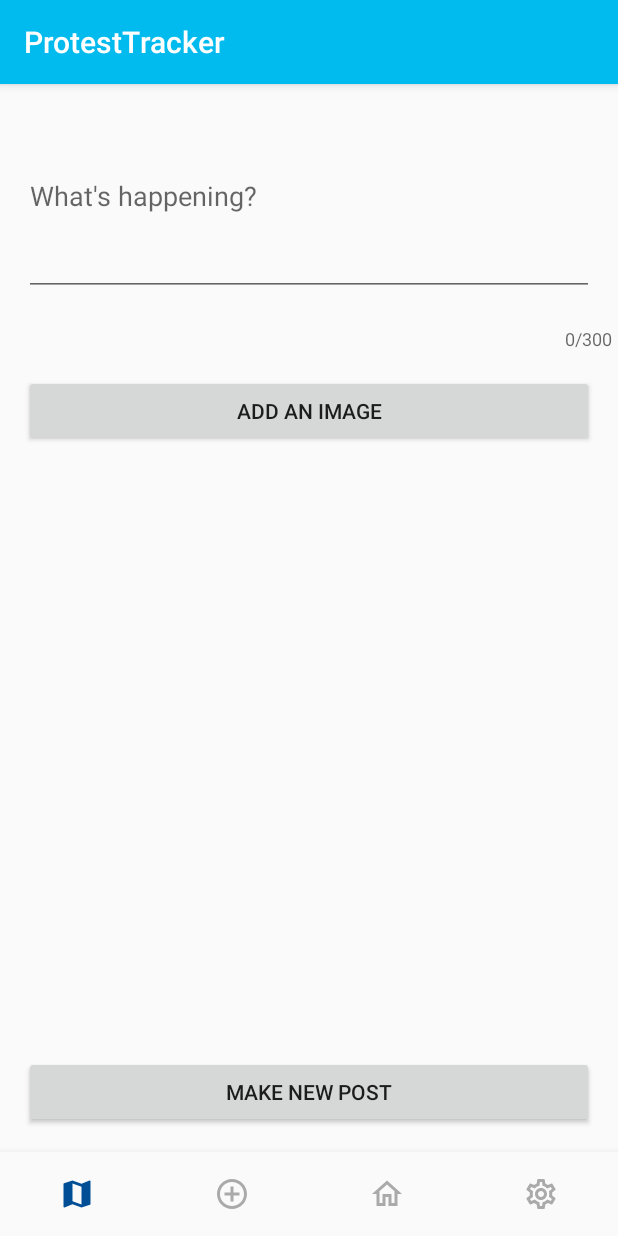
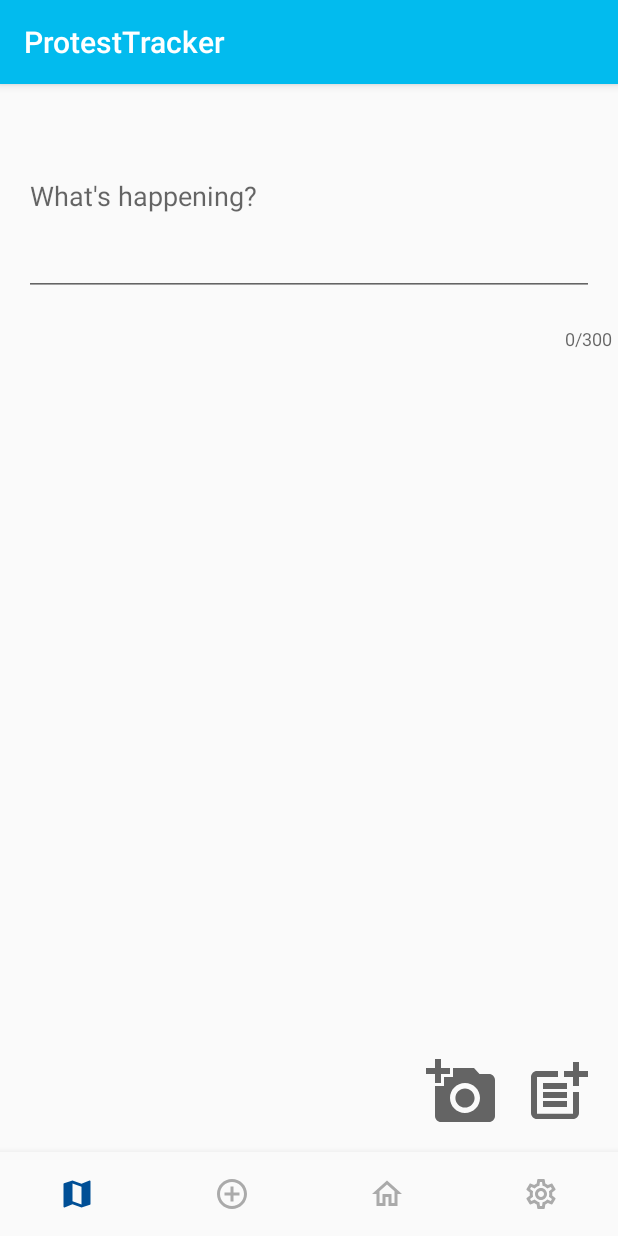
Before and after one commit to LucasG234/ProtestTracker, an Android app: the fragment ComposeFragment placed in its activity, on a phone screen of 412 x 824 dp. Run offline under Robolectric (Android 15) with nearby library versions, the phone set to English and light mode, and no system bars; libraries missing offline, so code that uses them is left out: com.facebook, com.facebook.login, com.parse; pictures from the network do not load; 1 statement that could not run was skipped.

Commit message:
Changed icons in composition menu

```diff
--- a/app/src/main/java/com/lucasg234/protesttracker/mainactivity/ComposeFragment.java
+++ b/app/src/main/java/com/lucasg234/protesttracker/mainactivity/ComposeFragment.java
@@ -181,7 +181,6 @@ public class ComposeFragment extends Fragment {
     private void savePost() {
         // Mark that the fragment is currently saving a post
         mSaving = true;
-        mBinding.composeSubmitButton.setText(R.string.compose_submit_button_saving);
 
         Post.Builder postBuilder = new Post.Builder();
 
@@ -216,7 +215,6 @@ public class ComposeFragment extends Fragment {
             public void done(ParseException e) {
                 // Mark that saving is complete, even if there was an error
                 mSaving = false;
-                mBinding.composeSubmitButton.setText(R.string.compose_submit_button);
 
                 if (e != null) {
                     Log.e(TAG, "Error saving post", e);
--- /dev/null
+++ b/app/src/main/res/drawable/baseline_add_a_photo_24.xml
@@ -0,0 +1,10 @@
+<vector xmlns:android="http://schemas.android.com/apk/res/android"
+    android:width="@dimen/icon_size"
+    android:height="@dimen/icon_size"
+    android:viewportWidth="@dimen/icon_viewport"
+    android:viewportHeight="@dimen/icon_viewport"
+    android:tint="?attr/colorControlNormal">
+  <path
+      android:fillColor="@android:color/white"
+      android:pathData="M3,4V1h2v3h3v2H5v3H3V6H0V4H3zM6,10V7h3V4h7l1.83,2H21c1.1,0 2,0.9 2,2v12c0,1.1 -0.9,2 -2,2H5c-1.1,0 -2,-0.9 -2,-2V10H6zM13,19c2.76,0 5,-2.24 5,-5s-2.24,-5 -5,-5s-5,2.24 -5,5S10.24,19 13,19zM9.8,14c0,1.77 1.43,3.2 3.2,3.2s3.2,-1.43 3.2,-3.2s-1.43,-3.2 -3.2,-3.2S9.8,12.23 9.8,14z"/>
+</vector>
--- /dev/null
+++ b/app/src/main/res/drawable/baseline_post_add_24.xml
@@ -0,0 +1,22 @@
+<vector xmlns:android="http://schemas.android.com/apk/res/android"
+    android:width="@dimen/icon_size"
+    android:height="@dimen/icon_size"
+    android:viewportWidth="@dimen/icon_viewport"
+    android:viewportHeight="@dimen/icon_viewport"
+    android:tint="?attr/colorControlNormal">
+  <path
+      android:fillColor="@android:color/white"
+      android:pathData="M17,19.22H5V7h7V5H5C3.9,5 3,5.9 3,7v12c0,1.1 0.9,2 2,2h12c1.1,0 2,-0.9 2,-2v-7h-2V19.22z"/>
+  <path
+      android:fillColor="@android:color/white"
+      android:pathData="M19,2h-2v3h-3c0.01,0.01 0,2 0,2h3v2.99c0.01,0.01 2,0 2,0V7h3V5h-3V2z"/>
+  <path
+      android:fillColor="@android:color/white"
+      android:pathData="M7,9h8v2h-8z"/>
+  <path
+      android:fillColor="@android:color/white"
+      android:pathData="M7,12l0,2l8,0l0,-2l-3,0z"/>
+  <path
+      android:fillColor="@android:color/white"
+      android:pathData="M7,15h8v2h-8z"/>
+</vector>
--- a/app/src/main/res/layout/fragment_compose.xml
+++ b/app/src/main/res/layout/fragment_compose.xml
@@ -27,16 +27,6 @@
             android:minLines="5" />
     </com.google.android.material.textfield.TextInputLayout>
 
-    <Button
-        android:id="@+id/composeImageButton"
-        android:layout_width="match_parent"
-        android:layout_height="wrap_content"
-        android:layout_margin="@dimen/standard_margin"
-        android:text="@string/compose_image_button"
-        app:layout_constraintEnd_toEndOf="parent"
-        app:layout_constraintStart_toStartOf="parent"
-        app:layout_constraintTop_toBottomOf="@+id/composeEditTextHolder" />
-
     <ImageView
         android:id="@+id/composeImagePreview"
         android:layout_width="@dimen/match_constraint"
@@ -45,17 +35,25 @@
         app:layout_constraintBottom_toTopOf="@+id/composeSubmitButton"
         app:layout_constraintEnd_toEndOf="parent"
         app:layout_constraintStart_toStartOf="parent"
-        app:layout_constraintTop_toBottomOf="@+id/composeImageButton"
+        app:layout_constraintTop_toBottomOf="@+id/composeEditTextHolder"
         tools:src="@tools:sample/avatars" />
 
-    <Button
+    <ImageView
+        android:id="@+id/composeImageButton"
+        android:layout_width="@dimen/profile_icon_size"
+        android:layout_height="@dimen/profile_icon_size"
+        android:layout_margin="@dimen/standard_margin"
+        android:src="@drawable/baseline_add_a_photo_24"
+        app:layout_constraintBottom_toBottomOf="parent"
+        app:layout_constraintEnd_toStartOf="@+id/composeSubmitButton" />
+
+    <ImageView
         android:id="@+id/composeSubmitButton"
-        android:layout_width="match_parent"
-        android:layout_height="wrap_content"
+        android:layout_width="@dimen/profile_icon_size"
+        android:layout_height="@dimen/profile_icon_size"
         android:layout_margin="@dimen/standard_margin"
-        android:text="@string/compose_submit_button"
+        android:src="@drawable/baseline_post_add_24"
         app:layout_constraintBottom_toBottomOf="parent"
-        app:layout_constraintEnd_toEndOf="parent"
-        app:layout_constraintStart_toStartOf="parent" />
+        app:layout_constraintEnd_toEndOf="parent" />
 
 </androidx.constraintlayout.widget.ConstraintLayout>
```
